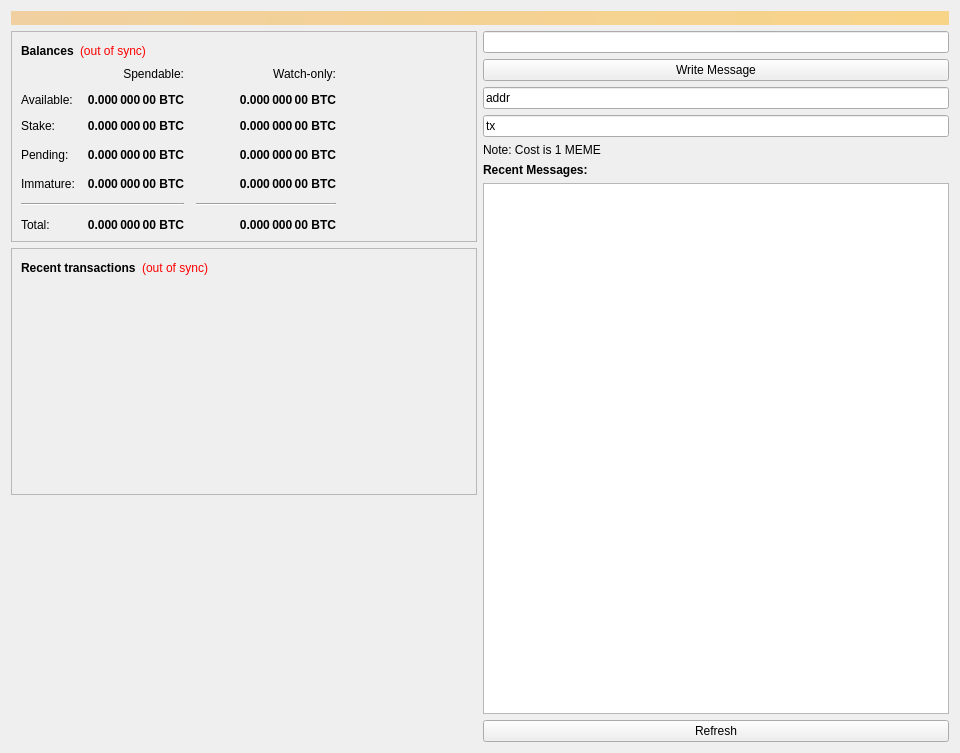
Old version of the form src/qt/forms/overviewpage.ui in the repository projectmemetic/pepecoin.
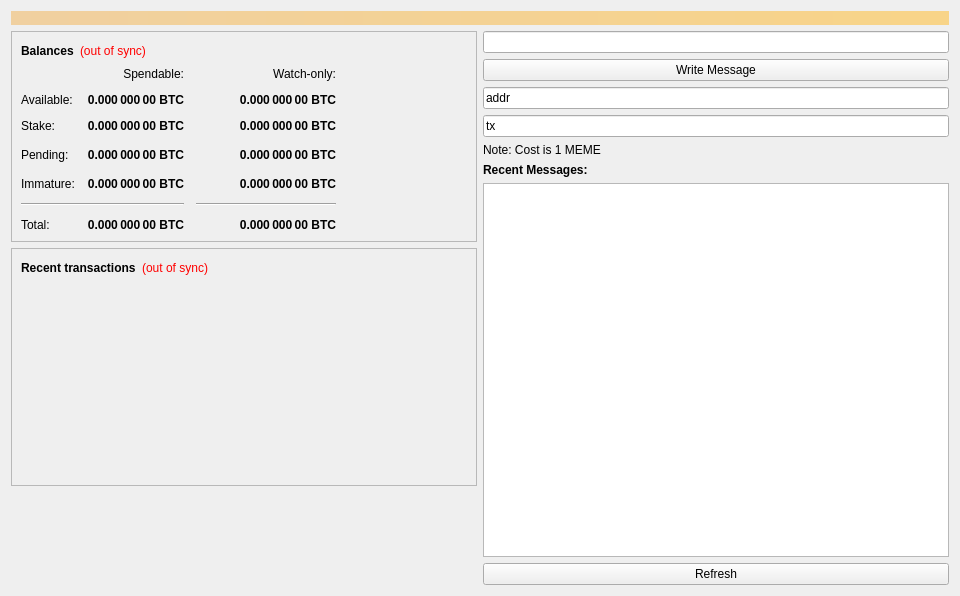
New version of the form.

Commit message: Increase message wall display a bit

```diff
--- a/src/qt/forms/overviewpage.ui
+++ b/src/qt/forms/overviewpage.ui
@@ -7,7 +7,7 @@
     <x>0</x>
     <y>0</y>
     <width>960</width>
-    <height>753</height>
+    <height>596</height>
    </rect>
   </property>
   <property name="minimumSize">
```
The commit also changes 1 other file.
